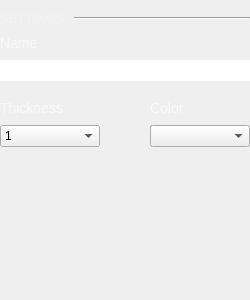
The window that ui/logic_channel_settings.ui (analogdevicesinc/scopy) describes before a commit, drawn with Qt 5.
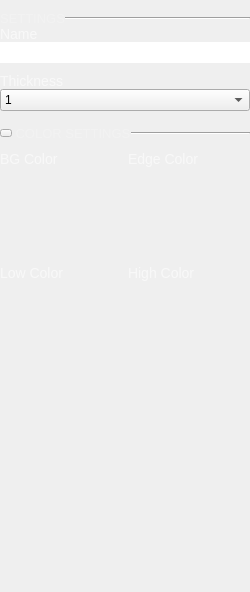
The same window after the commit. Icons and pictures are not drawn.

Commit message: Digital Instruments: Create color buttons to change the background, high, low and edge color for each signal.

The edit to the form file:
```diff
--- a/ui/logic_channel_settings.ui
+++ b/ui/logic_channel_settings.ui
@@ -7,9 +7,15 @@
     <x>0</x>
     <y>0</y>
     <width>250</width>
-    <height>300</height>
+    <height>592</height>
    </rect>
   </property>
+  <property name="minimumSize">
+   <size>
+    <width>0</width>
+    <height>0</height>
+   </size>
+  </property>
   <property name="windowTitle">
    <string>Form</string>
   </property>
@@ -73,6 +79,54 @@
     <number>0</number>
    </property>
    <item>
+    <widget class="QScrollArea" name="scrollArea">
+     <property name="sizePolicy">
+      <sizepolicy hsizetype="Preferred" vsizetype="Expanding">
+       <horstretch>0</horstretch>
+       <verstretch>0</verstretch>
+      </sizepolicy>
+     </property>
+     <property name="frameShape">
+      <enum>QFrame::NoFrame</enum>
+     </property>
+     <property name="lineWidth">
+      <number>0</number>
+     </property>
+     <property name="verticalScrollBarPolicy">
+      <enum>Qt::ScrollBarAlwaysOff</enum>
+     </property>
+     <property name="horizontalScrollBarPolicy">
+      <enum>Qt::ScrollBarAlwaysOff</enum>
+     </property>
+     <property name="widgetResizable">
+      <bool>true</bool>
+     </property>
+     <widget class="QWidget" name="scrollAreaWidgetContents_2">
+      <property name="geometry">
+       <rect>
+        <x>0</x>
+        <y>0</y>
+        <width>250</width>
+        <height>583</height>
+       </rect>
+      </property>
+      <layout class="QVBoxLayout" name="verticalLayout_7">
+       <property name="spacing">
+        <number>0</number>
+       </property>
+       <property name="leftMargin">
+        <number>0</number>
+       </property>
+       <property name="topMargin">
+        <number>0</number>
+       </property>
+       <property name="rightMargin">
+        <number>0</number>
+       </property>
+       <property name="bottomMargin">
+        <number>0</number>
+       </property>
+       <item>
     <layout class="QHBoxLayout" name="horizontalLayout_2">
      <property name="topMargin">
       <number>0</number>
@@ -161,23 +215,8 @@
        </property>
       </widget>
      </item>
-     <item>
-      <widget class="QLabel" name="label">
-       <property name="styleSheet">
-        <string notr="true">QLabel{ opacity:0.6;}</string>
-       </property>
-       <property name="text">
-        <string>Color</string>
-       </property>
-      </widget>
-     </item>
-    </layout>
-   </item>
-   <item>
-    <layout class="QHBoxLayout" name="horizontalLayout">
-     <property name="spacing">
-      <number>50</number>
-     </property>
+        </layout>
+       </item>
      <item>
       <widget class="QComboBox" name="cmbThickness">
        <item>
@@ -228,15 +267,278 @@
       </widget>
      </item>
      <item>
-      <widget class="QComboBox" name="comboBox_2"/>
-     </item>
-    </layout>
-   </item>
+        <layout class="QHBoxLayout" name="horizontalLayout">
+         <property name="spacing">
+          <number>50</number>
+         </property>
+        </layout>
+       </item>
+       <item>
+        <layout class="QHBoxLayout" name="horizontalLayout_4">
+         <property name="leftMargin">
+          <number>0</number>
+         </property>
+         <property name="topMargin">
+          <number>15</number>
+         </property>
+         <property name="bottomMargin">
+          <number>10</number>
+         </property>
+         <item>
+          <widget class="QPushButton" name="btnCollapse">
+           <property name="sizePolicy">
+            <sizepolicy hsizetype="Fixed" vsizetype="Minimum">
+             <horstretch>0</horstretch>
+             <verstretch>0</verstretch>
+            </sizepolicy>
+           </property>
+           <property name="maximumSize">
+            <size>
+             <width>10</width>
+             <height>6</height>
+            </size>
+           </property>
+           <property name="styleSheet">
+            <string notr="true">QPushButton {
+  max-height: 6px;
+  max-width: 10px;
+  border-image: url(:/icons/sba_cmb_box_arrow.svg);
+}
+
+QPushButton:checked
+{
+  max-height: 10px;
+  max-width:  6px;
+border-image: url(:/icons/sba_cmb_box_arrow_right.svg);
+}
+
+
+
+</string>
+           </property>
+           <property name="text">
+            <string/>
+           </property>
+           <property name="checkable">
+            <bool>true</bool>
+           </property>
+           <property name="checked">
+            <bool>false</bool>
+           </property>
+          </widget>
+         </item>
+         <item>
+          <widget class="QLabel" name="label_6">
+           <property name="sizePolicy">
+            <sizepolicy hsizetype="Maximum" vsizetype="Preferred">
+             <horstretch>0</horstretch>
+             <verstretch>0</verstretch>
+            </sizepolicy>
+           </property>
+           <property name="styleSheet">
+            <string notr="true">QLabel {
+opacity: 0.2;
+font-family: Arial;
+font-size: 13px;
+line-height: 14px;
+color: rgba(255,255,255,50);
+}</string>
+           </property>
+           <property name="text">
+            <string> COLOR SETTINGS</string>
+           </property>
+          </widget>
+         </item>
+         <item>
+          <widget class="Line" name="line_2">
+           <property name="styleSheet">
+            <string notr="true">QFrame{
+	opacity: 0.1;
+  color: rgba(255,255,255,50);
+}</string>
+           </property>
+           <property name="orientation">
+            <enum>Qt::Horizontal</enum>
+           </property>
+          </widget>
+         </item>
+        </layout>
+       </item>
+       <item>
+        <widget class="QWidget" name="widget" native="true">
+         <property name="minimumSize">
+          <size>
+           <width>0</width>
+           <height>50</height>
+          </size>
+         </property>
+         <layout class="QVBoxLayout" name="verticalLayout">
+          <property name="leftMargin">
+           <number>0</number>
+          </property>
+          <property name="topMargin">
+           <number>0</number>
+          </property>
+          <property name="rightMargin">
+           <number>0</number>
+          </property>
+          <property name="bottomMargin">
+           <number>0</number>
+          </property>
+          <item>
+           <layout class="QHBoxLayout" name="horizontalLayout_5">
+            <property name="sizeConstraint">
+             <enum>QLayout::SetDefaultConstraint</enum>
+            </property>
+            <property name="leftMargin">
+             <number>0</number>
+            </property>
+            <property name="topMargin">
+             <number>0</number>
+            </property>
+            <item>
+             <widget class="QLabel" name="label_5">
+              <property name="text">
+               <string>BG Color</string>
+              </property>
+             </widget>
+            </item>
+            <item>
+             <widget class="QLabel" name="lblEdge">
+              <property name="styleSheet">
+               <string notr="true">QLabel{ opacity:0.6;}</string>
+              </property>
+              <property name="text">
+               <string>Edge Color</string>
+              </property>
+             </widget>
+            </item>
+           </layout>
+          </item>
+          <item>
+           <layout class="QHBoxLayout" name="horizontalLayout_6">
+            <property name="topMargin">
+             <number>0</number>
+            </property>
+            <item>
+             <widget class="QWidget" name="colorBG" native="true">
+              <property name="sizePolicy">
+               <sizepolicy hsizetype="MinimumExpanding" vsizetype="MinimumExpanding">
+                <horstretch>0</horstretch>
+                <verstretch>0</verstretch>
+               </sizepolicy>
+              </property>
+              <property name="minimumSize">
+               <size>
+                <width>0</width>
+                <height>0</height>
+               </size>
+              </property>
+              <property name="styleSheet">
+               <string notr="true"/>
+              </property>
+             </widget>
+            </item>
+            <item>
+             <widget class="QWidget" name="colorEdge" native="true">
+              <property name="sizePolicy">
+               <sizepolicy hsizetype="MinimumExpanding" vsizetype="MinimumExpanding">
+                <horstretch>0</horstretch>
+                <verstretch>0</verstretch>
+               </sizepolicy>
+              </property>
+              <property name="minimumSize">
+               <size>
+                <width>0</width>
+                <height>0</height>
+               </size>
+              </property>
+              <property name="styleSheet">
+               <string notr="true"/>
+              </property>
+             </widget>
+            </item>
+           </layout>
+          </item>
+          <item>
+           <layout class="QHBoxLayout" name="horizontalLayout_8">
+            <property name="leftMargin">
+             <number>0</number>
+            </property>
+            <property name="topMargin">
+             <number>0</number>
+            </property>
+            <item>
+             <widget class="QLabel" name="lblLow">
+              <property name="text">
+               <string>Low Color</string>
+              </property>
+             </widget>
+            </item>
+            <item>
+             <widget class="QLabel" name="lblHigh">
+              <property name="styleSheet">
+               <string notr="true">QLabel{ opacity:0.6;}</string>
+              </property>
+              <property name="text">
+               <string>High Color</string>
+              </property>
+             </widget>
+            </item>
+           </layout>
+          </item>
+          <item>
+           <layout class="QHBoxLayout" name="horizontalLayout_7">
+            <property name="topMargin">
+             <number>0</number>
+            </property>
+            <item>
+             <widget class="QWidget" name="colorLow" native="true">
+              <property name="sizePolicy">
+               <sizepolicy hsizetype="MinimumExpanding" vsizetype="MinimumExpanding">
+                <horstretch>0</horstretch>
+                <verstretch>0</verstretch>
+               </sizepolicy>
+              </property>
+              <property name="styleSheet">
+               <string notr="true"/>
+              </property>
+             </widget>
+            </item>
+            <item>
+             <widget class="QWidget" name="colorHigh" native="true">
+              <property name="sizePolicy">
+               <sizepolicy hsizetype="MinimumExpanding" vsizetype="MinimumExpanding">
+                <horstretch>0</horstretch>
+                <verstretch>0</verstretch>
+               </sizepolicy>
+              </property>
+              <property name="minimumSize">
+               <size>
+                <width>0</width>
+                <height>0</height>
+               </size>
+              </property>
+              <property name="styleSheet">
+               <string notr="true"/>
+              </property>
+             </widget>
+            </item>
+           </layout>
+          </item>
+         </layout>
+         <zorder></zorder>
+         <zorder></zorder>
+        </widget>
+       </item>
    <item>
     <spacer name="verticalSpacer">
      <property name="orientation">
       <enum>Qt::Vertical</enum>
      </property>
+         <property name="sizeType">
+          <enum>QSizePolicy::MinimumExpanding</enum>
+         </property>
      <property name="sizeHint" stdset="0">
       <size>
        <width>20</width>
@@ -244,6 +546,10 @@
       </size>
      </property>
     </spacer>
+       </item>
+      </layout>
+     </widget>
+    </widget>
    </item>
   </layout>
  </widget>
```
Lines whose indentation alone changed are shown as unchanged. The commit also changes 14 other files.
